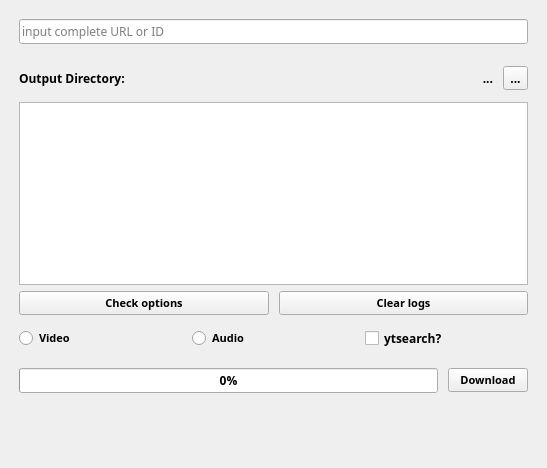
First picture: the form in ui/main_v2.ui, repository 3636382e35/ytdlp-gui, before the edit.
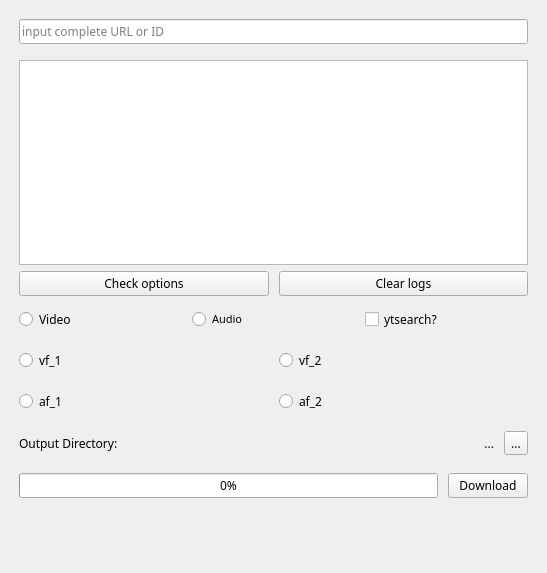
Second picture: the form after the edit.

The edit to the form file:
```diff
--- a/ui/main_v2.ui
+++ b/ui/main_v2.ui
@@ -7,7 +7,7 @@
     <x>0</x>
     <y>0</y>
     <width>547</width>
-    <height>468</height>
+    <height>573</height>
    </rect>
   </property>
   <property name="minimumSize">
@@ -18,9 +18,9 @@
   </property>
   <property name="font">
    <font>
-    <family>JetBrainsMonoNL NFM</family>
-    <weight>75</weight>
-    <bold>true</bold>
+    <family>IosevkaTerm Nerd Font Mono</family>
+    <weight>50</weight>
+    <bold>false</bold>
    </font>
   </property>
   <property name="windowTitle">
@@ -64,55 +64,6 @@
       </item>
      </layout>
     </item>
-    <item>
-     <layout class="QHBoxLayout" name="horizontalLayout_7">
-      <property name="spacing">
-       <number>10</number>
-      </property>
-      <property name="leftMargin">
-       <number>10</number>
-      </property>
-      <property name="topMargin">
-       <number>6</number>
-      </property>
-      <property name="rightMargin">
-       <number>10</number>
-      </property>
-      <property name="bottomMargin">
-       <number>6</number>
-      </property>
-      <item>
-       <widget class="QLabel" name="label">
-        <property name="lineWidth">
-         <number>0</number>
-        </property>
-        <property name="text">
-         <string>Output Directory:</string>
-        </property>
-       </widget>
-      </item>
-      <item>
-       <widget class="QLabel" name="file_path_label">
-        <property name="text">
-         <string>...</string>
-        </property>
-        <property name="alignment">
-         <set>Qt::AlignRight|Qt::AlignTrailing|Qt::AlignVCenter</set>
-        </property>
-        <property name="wordWrap">
-         <bool>true</bool>
-        </property>
-       </widget>
-      </item>
-      <item>
-       <widget class="QToolButton" name="toolButton">
-        <property name="text">
-         <string>...</string>
-        </property>
-       </widget>
-      </item>
-     </layout>
-    </item>
     <item>
      <layout class="QHBoxLayout" name="horizontalLayout_6">
       <property name="leftMargin">
@@ -128,7 +79,7 @@
         </property>
         <property name="font">
          <font>
-          <family>JetBrainsMonoNL Nerd Font Mono</family>
+          <family>IosevkaTerm Nerd Font Mono</family>
           <pointsize>9</pointsize>
           <weight>50</weight>
           <bold>false</bold>
@@ -137,6 +88,9 @@
         <property name="acceptDrops">
          <bool>false</bool>
         </property>
+        <property name="verticalScrollBarPolicy">
+         <enum>Qt::ScrollBarAlwaysOff</enum>
+        </property>
         <property name="readOnly">
          <bool>true</bool>
         </property>
@@ -159,10 +113,10 @@
        <widget class="QPushButton" name="ydl_opts_btn">
         <property name="font">
          <font>
-          <family>JetBrainsMonoNL NFM</family>
-          <pointsize>8</pointsize>
-          <weight>75</weight>
-          <bold>true</bold>
+          <family>IosevkaTerm Nerd Font Mono</family>
+          <pointsize>9</pointsize>
+          <weight>50</weight>
+          <bold>false</bold>
          </font>
         </property>
         <property name="text">
@@ -174,10 +128,10 @@
        <widget class="QPushButton" name="clear_edit_txt_btn">
         <property name="font">
          <font>
-          <family>JetBrainsMonoNL NFM</family>
-          <pointsize>8</pointsize>
-          <weight>75</weight>
-          <bold>true</bold>
+          <family>IosevkaTerm Nerd Font Mono</family>
+          <pointsize>9</pointsize>
+          <weight>50</weight>
+          <bold>false</bold>
          </font>
         </property>
         <property name="text">
@@ -208,10 +162,10 @@
        <widget class="QRadioButton" name="format_video_Rbtn">
         <property name="font">
          <font>
-          <family>JetBrainsMonoNL NFM</family>
-          <pointsize>8</pointsize>
-          <weight>75</weight>
-          <bold>true</bold>
+          <family>IosevkaTerm NFM</family>
+          <pointsize>9</pointsize>
+          <weight>50</weight>
+          <bold>false</bold>
          </font>
         </property>
         <property name="text">
@@ -223,10 +177,10 @@
        <widget class="QRadioButton" name="format_audio_Rbtn">
         <property name="font">
          <font>
-          <family>JetBrainsMonoNL NFM</family>
+          <family>IosevkaTerm NFM</family>
           <pointsize>8</pointsize>
-          <weight>75</weight>
-          <bold>true</bold>
+          <weight>50</weight>
+          <bold>false</bold>
          </font>
         </property>
         <property name="text">
@@ -236,6 +190,13 @@
       </item>
       <item>
        <widget class="QCheckBox" name="yt_search_chkbx">
+        <property name="font">
+         <font>
+          <family>IosevkaTerm Nerd Font Mono</family>
+          <weight>50</weight>
+          <bold>false</bold>
+         </font>
+        </property>
         <property name="text">
          <string>ytsearch?</string>
         </property>
@@ -243,6 +204,178 @@
       </item>
      </layout>
     </item>
+    <item>
+     <widget class="QFrame" name="audio_format_frame">
+      <layout class="QHBoxLayout" name="horizontalLayout_8">
+       <property name="spacing">
+        <number>10</number>
+       </property>
+       <property name="leftMargin">
+        <number>10</number>
+       </property>
+       <property name="topMargin">
+        <number>6</number>
+       </property>
+       <property name="rightMargin">
+        <number>10</number>
+       </property>
+       <property name="bottomMargin">
+        <number>6</number>
+       </property>
+       <item>
+        <widget class="QRadioButton" name="format_video_btn_1">
+         <property name="font">
+          <font>
+           <family>IosevkaTerm Nerd Font Mono</family>
+           <pointsize>9</pointsize>
+           <weight>50</weight>
+           <bold>false</bold>
+          </font>
+         </property>
+         <property name="text">
+          <string>vf_1</string>
+         </property>
+        </widget>
+       </item>
+       <item>
+        <widget class="QRadioButton" name="format_video_btn_2">
+         <property name="font">
+          <font>
+           <family>IosevkaTerm Nerd Font Mono</family>
+           <pointsize>9</pointsize>
+           <weight>50</weight>
+           <bold>false</bold>
+          </font>
+         </property>
+         <property name="text">
+          <string>vf_2</string>
+         </property>
+        </widget>
+       </item>
+      </layout>
+     </widget>
+    </item>
+    <item>
+     <widget class="QFrame" name="video_format_frame">
+      <layout class="QHBoxLayout" name="horizontalLayout_9">
+       <property name="spacing">
+        <number>10</number>
+       </property>
+       <property name="leftMargin">
+        <number>10</number>
+       </property>
+       <property name="topMargin">
+        <number>6</number>
+       </property>
+       <property name="rightMargin">
+        <number>10</number>
+       </property>
+       <property name="bottomMargin">
+        <number>6</number>
+       </property>
+       <item>
+        <widget class="QRadioButton" name="format_audio_btn_1">
+         <property name="font">
+          <font>
+           <family>IosevkaTerm Nerd Font Mono</family>
+           <pointsize>9</pointsize>
+           <weight>50</weight>
+           <bold>false</bold>
+          </font>
+         </property>
+         <property name="text">
+          <string>af_1</string>
+         </property>
+        </widget>
+       </item>
+       <item>
+        <widget class="QRadioButton" name="format_audio_btn_2">
+         <property name="font">
+          <font>
+           <family>IosevkaTerm Nerd Font Mono</family>
+           <pointsize>9</pointsize>
+           <weight>50</weight>
+           <bold>false</bold>
+          </font>
+         </property>
+         <property name="text">
+          <string>af_2</string>
+         </property>
+        </widget>
+       </item>
+      </layout>
+     </widget>
+    </item>
+    <item>
+     <layout class="QHBoxLayout" name="horizontalLayout_7">
+      <property name="spacing">
+       <number>10</number>
+      </property>
+      <property name="leftMargin">
+       <number>10</number>
+      </property>
+      <property name="topMargin">
+       <number>6</number>
+      </property>
+      <property name="rightMargin">
+       <number>10</number>
+      </property>
+      <property name="bottomMargin">
+       <number>6</number>
+      </property>
+      <item>
+       <widget class="QLabel" name="label">
+        <property name="font">
+         <font>
+          <family>IosevkaTerm Nerd Font Mono</family>
+          <weight>50</weight>
+          <bold>false</bold>
+         </font>
+        </property>
+        <property name="lineWidth">
+         <number>0</number>
+        </property>
+        <property name="text">
+         <string>Output Directory:</string>
+        </property>
+       </widget>
+      </item>
+      <item>
+       <widget class="QLabel" name="file_path_label">
+        <property name="font">
+         <font>
+          <family>IosevkaTerm Nerd Font Mono</family>
+          <weight>50</weight>
+          <bold>false</bold>
+         </font>
+        </property>
+        <property name="text">
+         <string>...</string>
+        </property>
+        <property name="alignment">
+         <set>Qt::AlignRight|Qt::AlignTrailing|Qt::AlignVCenter</set>
+        </property>
+        <property name="wordWrap">
+         <bool>true</bool>
+        </property>
+       </widget>
+      </item>
+      <item>
+       <widget class="QToolButton" name="toolButton">
+        <property name="font">
+         <font>
+          <family>IosevkaTerm Nerd Font Mono</family>
+          <weight>50</weight>
+          <bold>false</bold>
+         </font>
+        </property>
+        <property name="text">
+         <string>...</string>
+        </property>
+       </widget>
+      </item>
+     </layout>
+    </item>
     <item>
      <layout class="QHBoxLayout" name="horizontalLayout_2">
       <property name="spacing">
@@ -271,10 +404,10 @@
        <widget class="QPushButton" name="start_download_button">
         <property name="font">
          <font>
-          <family>JetBrainsMonoNL NFM</family>
-          <pointsize>8</pointsize>
-          <weight>75</weight>
-          <bold>true</bold>
+          <family>IosevkaTerm Nerd Font Mono</family>
+          <pointsize>9</pointsize>
+          <weight>50</weight>
+          <bold>false</bold>
          </font>
         </property>
         <property name="text">
@@ -285,6 +418,7 @@
      </layout>
     </item>
     <item>
+     <widget class="QFrame" name="youtube_info_frame">
      <layout class="QHBoxLayout" name="horizontalLayout_4">
       <property name="spacing">
        <number>10</number>
@@ -303,6 +437,13 @@
       </property>
       <item>
        <widget class="QLabel" name="thumbnail_label">
+         <property name="font">
+          <font>
+           <family>IosevkaTerm Nerd Font Mono</family>
+           <weight>50</weight>
+           <bold>false</bold>
+          </font>
+         </property>
         <property name="text">
          <string/>
         </property>
@@ -312,9 +453,19 @@
        <layout class="QVBoxLayout" name="verticalLayout">
         <item>
          <widget class="QLabel" name="title_label">
+           <property name="font">
+            <font>
+             <family>IosevkaTerm Nerd Font Mono</family>
+             <weight>50</weight>
+             <bold>false</bold>
+            </font>
+           </property>
           <property name="text">
            <string/>
           </property>
+           <property name="alignment">
+            <set>Qt::AlignLeading|Qt::AlignLeft|Qt::AlignTop</set>
+           </property>
           <property name="wordWrap">
            <bool>true</bool>
           </property>
@@ -322,9 +473,19 @@
         </item>
         <item>
          <widget class="QLabel" name="duration_label">
+           <property name="font">
+            <font>
+             <family>IosevkaTerm Nerd Font Mono</family>
+             <weight>50</weight>
+             <bold>false</bold>
+            </font>
+           </property>
           <property name="text">
            <string/>
           </property>
+           <property name="alignment">
+            <set>Qt::AlignLeading|Qt::AlignLeft|Qt::AlignTop</set>
+           </property>
           <property name="wordWrap">
            <bool>true</bool>
           </property>
@@ -333,6 +494,7 @@
        </layout>
       </item>
      </layout>
+     </widget>
     </item>
    </layout>
   </widget>
```
Left out of the diff: 2 changed lines with no effect on the pictures. Lines whose indentation alone changed are shown as unchanged.
